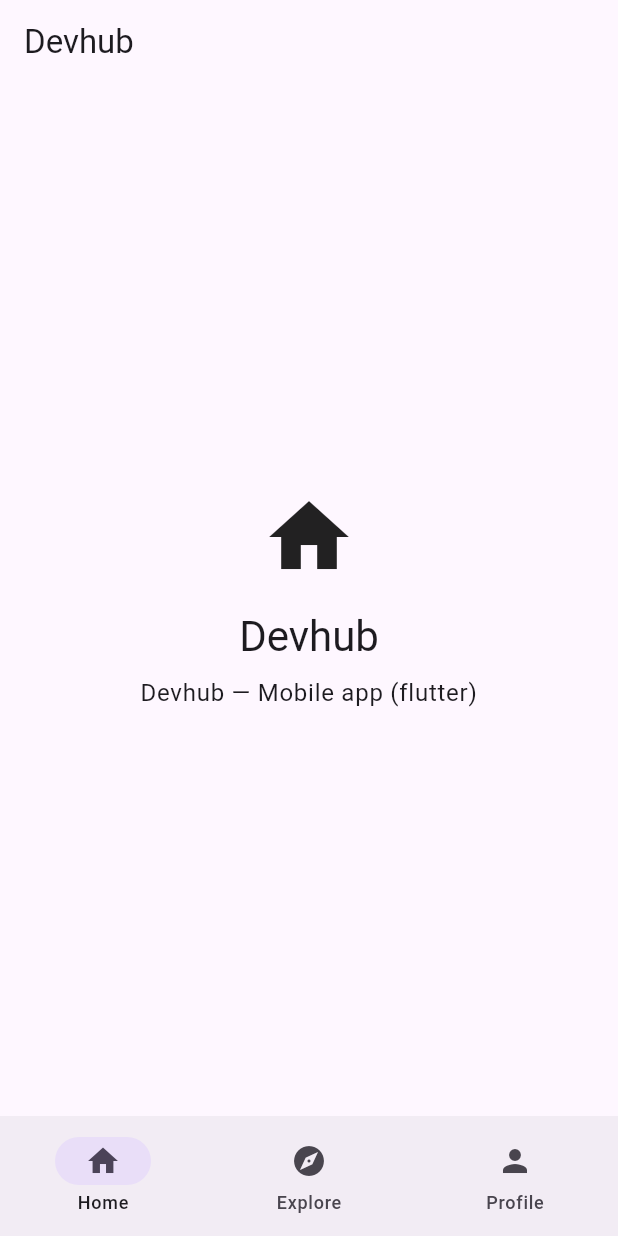
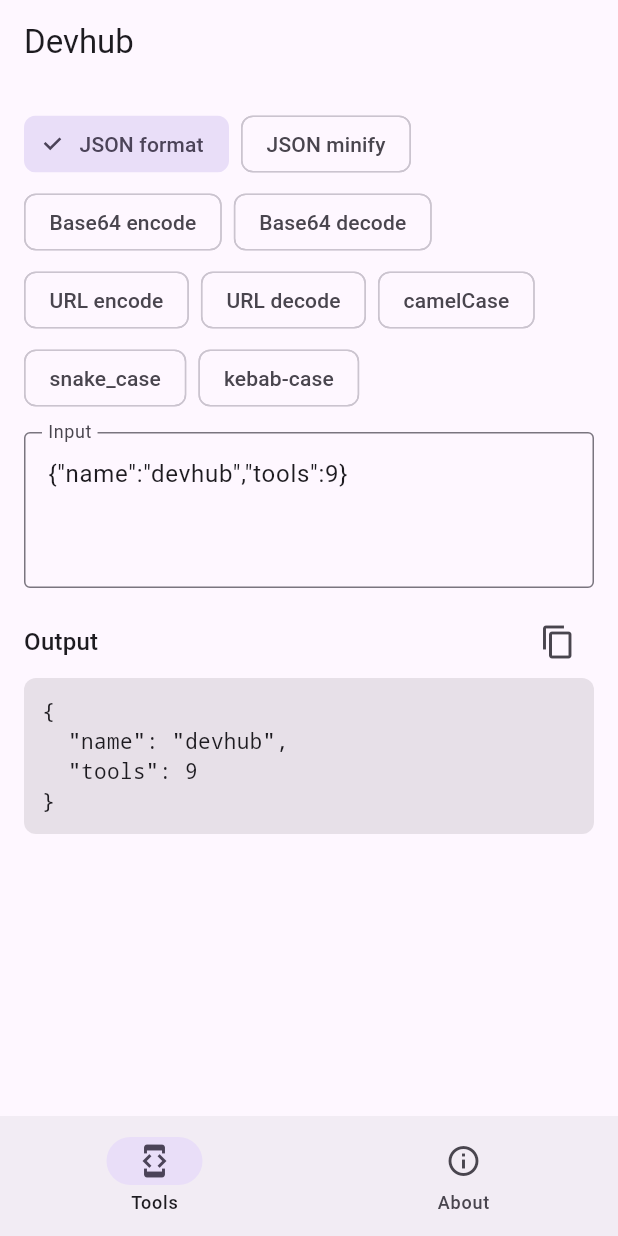
Before and after one commit to bookchaowalit-mobile/bookchaowalit-devhub-mobile, a Flutter app: the screen it shows after launch, on a phone screen of 412 x 824 dp. Run offline on Flutter 3.47's test engine with Material 3 defaults, Android fonts, the phone set to English and light mode, and no system bars.

Commit message:
feat: implement JSON, Base64, URL and case-conversion dev tools
- Replace the Expo/npm workflow (every step ended in || true) with
  Flutter CI: dart format check, flutter analyze, flutter test.
- Add pure-Dart logic in lib/logic/ with unit tests plus widget tests.
- Replace placeholder Explore/Profile tabs with an About screen.
- Drop unused go_router/flutter_riverpod; regenerate a real pubspec.lock.
- Add docs/UPGRADE-PLAN.md and align README with the code.

Co-Authored-By: Claude Opus 5.5 <noreply@anthropic.com>
Claude-Session: https://claude.ai/code/session_01CtBSFr6s9abQ3XVZsU8QQK

```diff
--- a/analysis_options.yaml
+++ b/analysis_options.yaml
@@ -1 +1,5 @@
+analyzer:
+  exclude:
+    - build/**
+    - android/**
 include: package:flutter_lints/flutter.yaml
--- /dev/null
+++ b/lib/logic/dev_tools.dart
@@ -0,0 +1,99 @@
+/// Pure developer text tools. Every function returns a [ToolResult] so the UI
+/// can show either output or a readable error without try/catch.
+library;
+
+import 'dart:convert';
+
+class ToolResult {
+  const ToolResult.ok(this.output) : error = null;
+  const ToolResult.error(this.error) : output = '';
+
+  final String output;
+  final String? error;
+
+  bool get isOk => error == null;
+}
+
+enum DevTool {
+  jsonFormat('JSON format'),
+  jsonMinify('JSON minify'),
+  base64Encode('Base64 encode'),
+  base64Decode('Base64 decode'),
+  urlEncode('URL encode'),
+  urlDecode('URL decode'),
+  camelCase('camelCase'),
+  snakeCase('snake_case'),
+  kebabCase('kebab-case');
+
+  const DevTool(this.label);
+  final String label;
+}
+
+ToolResult runTool(DevTool tool, String input) {
+  switch (tool) {
+    case DevTool.jsonFormat:
+      return _json(input, const JsonEncoder.withIndent('  '));
+    case DevTool.jsonMinify:
+      return _json(input, const JsonEncoder());
+    case DevTool.base64Encode:
+      return ToolResult.ok(base64.encode(utf8.encode(input)));
+    case DevTool.base64Decode:
+      return _base64Decode(input);
+    case DevTool.urlEncode:
+      return ToolResult.ok(Uri.encodeComponent(input));
+    case DevTool.urlDecode:
+      try {
+        return ToolResult.ok(Uri.decodeComponent(input));
+      } on ArgumentError {
+        return const ToolResult.error('Invalid percent-encoding');
+      } on FormatException {
+        return const ToolResult.error('Invalid percent-encoding');
+      }
+    case DevTool.camelCase:
+      final w = splitWords(input);
+      if (w.isEmpty) return const ToolResult.ok('');
+      return ToolResult.ok(
+        w.first +
+            w.skip(1).map((s) => s[0].toUpperCase() + s.substring(1)).join(),
+      );
+    case DevTool.snakeCase:
+      return ToolResult.ok(splitWords(input).join('_'));
+    case DevTool.kebabCase:
+      return ToolResult.ok(splitWords(input).join('-'));
+  }
+}
+
+ToolResult _json(String input, JsonEncoder encoder) {
+  if (input.trim().isEmpty) return const ToolResult.error('Enter some JSON');
+  try {
+    return ToolResult.ok(encoder.convert(jsonDecode(input)));
+  } on FormatException catch (e) {
+    return ToolResult.error('Invalid JSON: ${e.message}');
+  }
+}
+
+ToolResult _base64Decode(String input) {
+  final cleaned = input.replaceAll(RegExp(r'\s'), '');
+  try {
+    final normalised = base64.normalize(
+      cleaned.replaceAll('-', '+').replaceAll('_', '/'),
+    );
+    return ToolResult.ok(utf8.decode(base64.decode(normalised)));
+  } on FormatException {
+    return const ToolResult.error('Not valid Base64 or not UTF-8 text');
+  }
+}
+
+/// Splits identifiers and phrases into lower-case words:
+/// `helloWorld`, `Hello_world`, `hello-world`, `HTTPServer2` ...
+List<String> splitWords(String input) {
+  final spaced = input
+      .replaceAllMapped(RegExp(r'([a-z0-9])([A-Z])'), (m) => '${m[1]} ${m[2]}')
+      .replaceAllMapped(
+          RegExp(r'([A-Z]+)([A-Z][a-z])'), (m) => '${m[1]} ${m[2]}');
+  return spaced
+      .split(RegExp(r'[^A-Za-z0-9]+'))
+      .where((w) => w.isNotEmpty)
+      .map((w) => w.toLowerCase())
+      .toList();
+}
--- a/lib/main.dart
+++ b/lib/main.dart
@@ -1,7 +1,7 @@
 import 'package:flutter/material.dart';
+
+import 'screens/about_screen.dart';
 import 'screens/home_screen.dart';
-import 'screens/explore_screen.dart';
-import 'screens/profile_screen.dart';
 
 void main() {
   runApp(const DevhubApp());
@@ -14,6 +14,7 @@ class DevhubApp extends StatelessWidget {
   Widget build(BuildContext context) {
     return MaterialApp(
       title: 'Devhub',
+      debugShowCheckedModeBanner: false,
       theme: ThemeData(
         colorSchemeSeed: Colors.deepPurple,
         useMaterial3: true,
@@ -31,25 +32,28 @@ class DevhubApp extends StatelessWidget {
 
 class MainShell extends StatefulWidget {
   const MainShell({super.key});
+
   @override
   State<MainShell> createState() => _MainShellState();
 }
 
 class _MainShellState extends State<MainShell> {
   int _index = 0;
-  final _pages = const [HomeScreen(), ExploreScreen(), ProfileScreen()];
 
   @override
   Widget build(BuildContext context) {
     return Scaffold(
-      body: _pages[_index],
+      body: IndexedStack(
+        index: _index,
+        children: const [HomeScreen(), AboutScreen()],
+      ),
       bottomNavigationBar: NavigationBar(
         selectedIndex: _index,
         onDestinationSelected: (i) => setState(() => _index = i),
         destinations: const [
-          NavigationDestination(icon: Icon(Icons.home), label: 'Home'),
-          NavigationDestination(icon: Icon(Icons.explore), label: 'Explore'),
-          NavigationDestination(icon: Icon(Icons.person), label: 'Profile'),
+          NavigationDestination(
+              icon: Icon(Icons.developer_mode), label: 'Tools'),
+          NavigationDestination(icon: Icon(Icons.info_outline), label: 'About'),
         ],
       ),
     );
--- a/lib/screens/explore_screen.dart
+++ /dev/null
@@ -1,13 +0,0 @@
-import 'package:flutter/material.dart';
-
-class ExploreScreen extends StatelessWidget {
-  const ExploreScreen({super.key});
-
-  @override
-  Widget build(BuildContext context) {
-    return Scaffold(
-      appBar: AppBar(title: const Text('Explore')),
-      body: const Center(child: Text('Explore Devhub features')),
-    );
-  }
-}
--- a/lib/screens/home_screen.dart
+++ b/lib/screens/home_screen.dart
@@ -1,25 +1,93 @@
 import 'package:flutter/material.dart';
+import 'package:flutter/services.dart';
 
-class HomeScreen extends StatelessWidget {
+import '../logic/dev_tools.dart';
+
+class HomeScreen extends StatefulWidget {
   const HomeScreen({super.key});
 
   @override
+  State<HomeScreen> createState() => _HomeScreenState();
+}
+
+class _HomeScreenState extends State<HomeScreen> {
+  final _input = TextEditingController(text: '{"name":"devhub","tools":9}');
+  DevTool _tool = DevTool.jsonFormat;
+
+  @override
+  void dispose() {
+    _input.dispose();
+    super.dispose();
+  }
+
+  @override
   Widget build(BuildContext context) {
+    final result = runTool(_tool, _input.text);
+    final colors = Theme.of(context).colorScheme;
     return Scaffold(
       appBar: AppBar(title: const Text('Devhub')),
-      body: Center(
-        child: Column(
-          mainAxisAlignment: MainAxisAlignment.center,
-          children: [
-            const Icon(Icons.home, size: 64),
-            const SizedBox(height: 16),
-            Text('Devhub', style: Theme.of(context).textTheme.headlineMedium),
-            const SizedBox(height: 8),
-            Text('Devhub — Mobile app (flutter)',
-                style: Theme.of(context).textTheme.bodyLarge,
-                textAlign: TextAlign.center),
-          ],
-        ),
+      body: ListView(
+        padding: const EdgeInsets.all(16),
+        children: [
+          Wrap(
+            spacing: 8,
+            runSpacing: 4,
+            children: [
+              for (final t in DevTool.values)
+                ChoiceChip(
+                  label: Text(t.label),
+                  selected: _tool == t,
+                  onSelected: (_) => setState(() => _tool = t),
+                ),
+            ],
+          ),
+          const SizedBox(height: 12),
+          TextField(
+            key: const Key('tool-input'),
+            controller: _input,
+            minLines: 3,
+            maxLines: 10,
+            decoration: const InputDecoration(
+              labelText: 'Input',
+              border: OutlineInputBorder(),
+            ),
+            onChanged: (_) => setState(() {}),
+          ),
+          const SizedBox(height: 12),
+          Row(
+            children: [
+              Text('Output', style: Theme.of(context).textTheme.titleMedium),
+              const Spacer(),
+              IconButton(
+                tooltip: 'Copy output',
+                icon: const Icon(Icons.copy),
+                onPressed: result.isOk
+                    ? () {
+                        Clipboard.setData(ClipboardData(text: result.output));
+                        ScaffoldMessenger.of(context).showSnackBar(
+                          const SnackBar(content: Text('Copied')),
+                        );
+                      }
+                    : null,
+              ),
+            ],
+          ),
+          Container(
+            padding: const EdgeInsets.all(12),
+            decoration: BoxDecoration(
+              color: colors.surfaceContainerHighest,
+              borderRadius: BorderRadius.circular(8),
+            ),
+            child: SelectableText(
+              result.isOk ? result.output : result.error!,
+              key: const Key('tool-output'),
+              style: TextStyle(
+                fontFamily: 'monospace',
+                color: result.isOk ? null : colors.error,
+              ),
+            ),
+          ),
+        ],
       ),
     );
   }
--- a/pubspec.yaml
+++ b/pubspec.yaml
@@ -1,5 +1,5 @@
 name: devhub
-description: "Devhub — Mobile app (flutter)"
+description: "Everyday developer text tools in one place."
 publish_to: "none"
 version: 1.0.0+1
 
@@ -10,8 +10,6 @@ dependencies:
   flutter:
     sdk: flutter
   cupertino_icons: ^1.0.8
-  go_router: ^14.2.0
-  flutter_riverpod: ^2.5.1
 
 dev_dependencies:
   flutter_test:
```
Also changed, not shown: lib/screens/about_screen.dart (added, +61 -0 lines), lib/screens/profile_screen.dart (deleted, +0 -24 lines), pubspec.lock, 5 other files.
